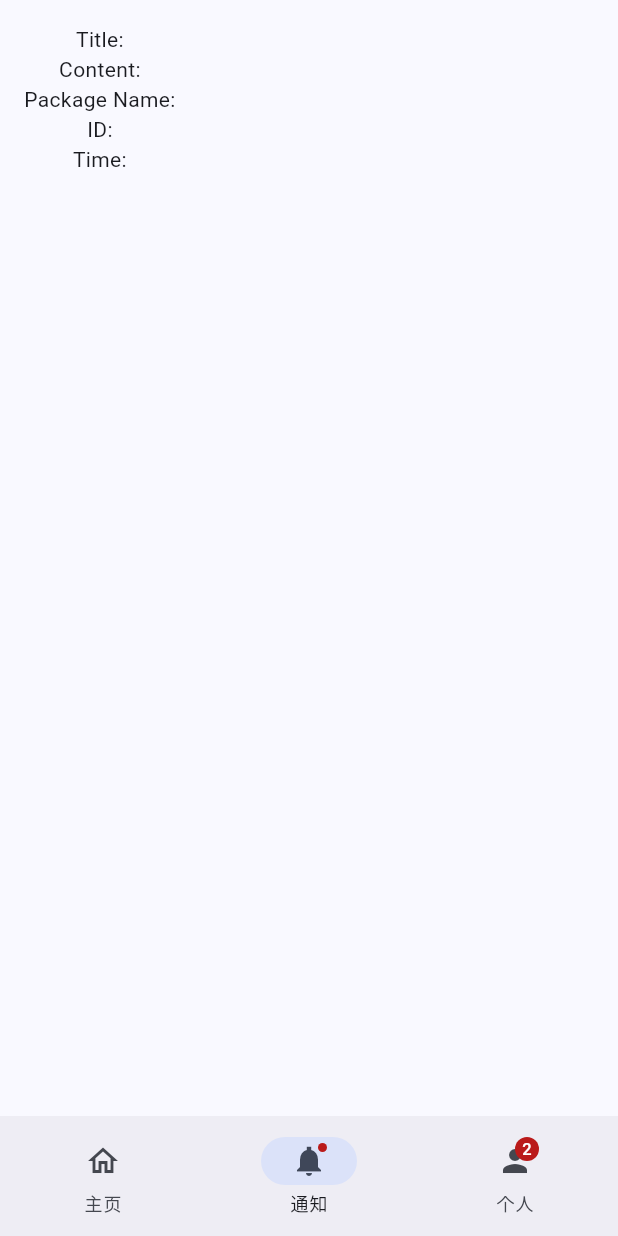
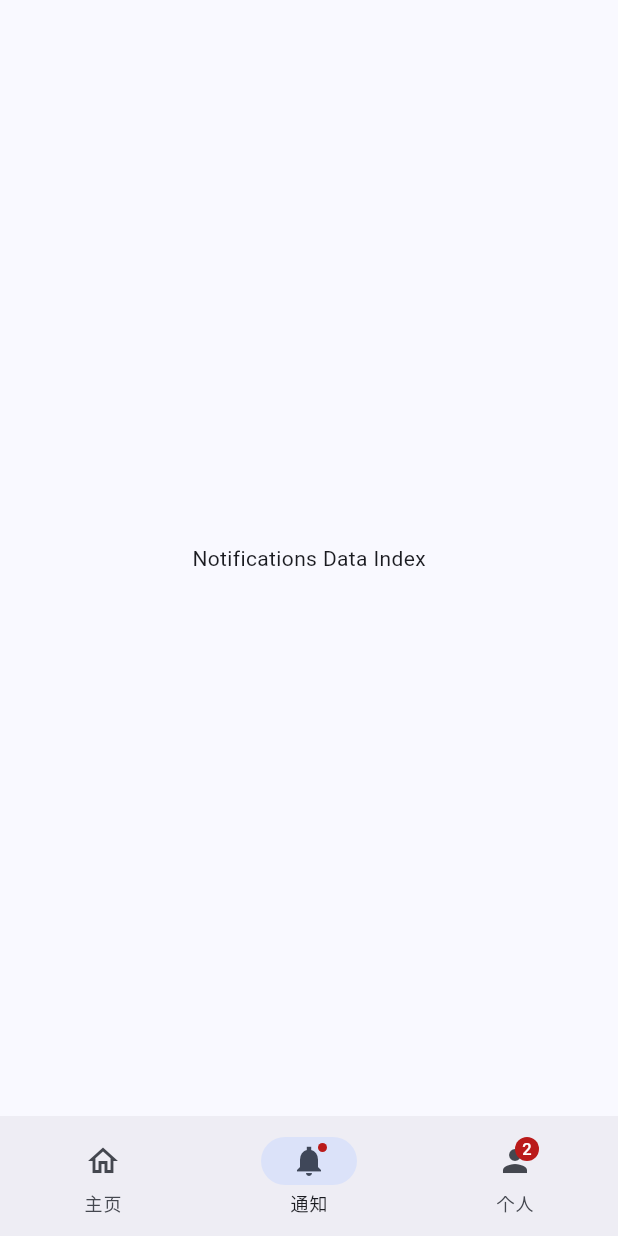
Before and after one commit to star-reader/Android_Notification_Summarize, a Flutter app: the screen it shows after launch, item 2 of the bottom bar chosen, on a phone screen of 412 x 824 dp. Run offline on Flutter 3.47's test engine with Material 3 defaults, Android fonts, the phone set to English and light mode, and no system bars; our stand-ins replace event_bus, flutter_local_notifications; missing offline and left inert: notification_listener_service; statements that could not run were skipped.

Commit message:
在 main.dart 中添加 NotificationsDataIndex 组件以展示通知数据，同时更新 NotificationItemModel 类，将 time 属性类型更改为 String，并在构造函数中添加相应参数。

```diff
--- a/lib/main.dart
+++ b/lib/main.dart
@@ -8,6 +8,7 @@
 import 'package:notification_listener_service/notification_listener_service.dart';
 import 'services/providers/global_notification_store.dart';
 import 'services/providers/navigation_store.dart';
+import 'pages/notifications_data/notifications_data_index.dart';
 
 void main() {
   runApp(
@@ -51,7 +52,7 @@
           index: navigationStore.currentPageIndex,
           children: const [
             DemoContentArea(),
-            DemoContentArea(),
+            NotificationsDataIndex(),
             DemoContentArea(),
           ],
         ),
--- /dev/null
+++ b/lib/pages/notifications_data/notifications_data_index.dart
@@ -0,0 +1,12 @@
+import 'package:flutter/material.dart';
+
+class NotificationsDataIndex extends StatelessWidget {
+  const NotificationsDataIndex({super.key});
+
+  @override
+  Widget build(BuildContext context) {
+    return const Scaffold(
+      body: Center(child: Text('Notifications Data Index')),
+    );
+  }
+}
```
Also changed, not shown: lib/models/notifications_model.dart (+10 -1 lines), lib/utils/notifications/notifications_listener.dart (added, +38 -0 lines).
